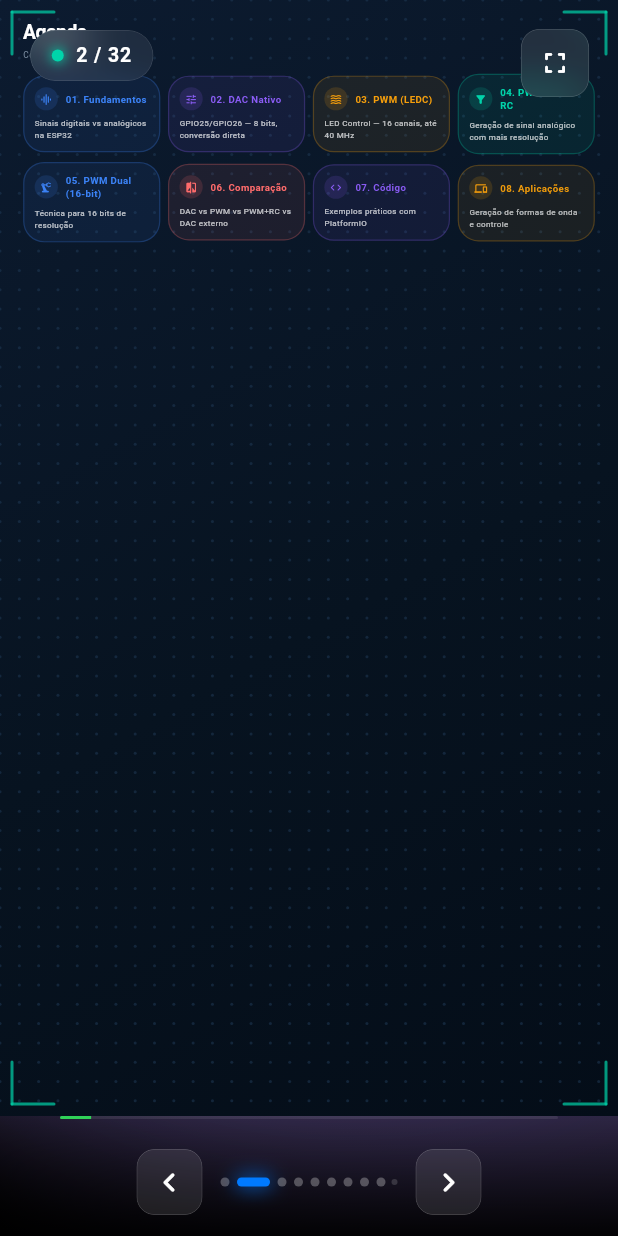
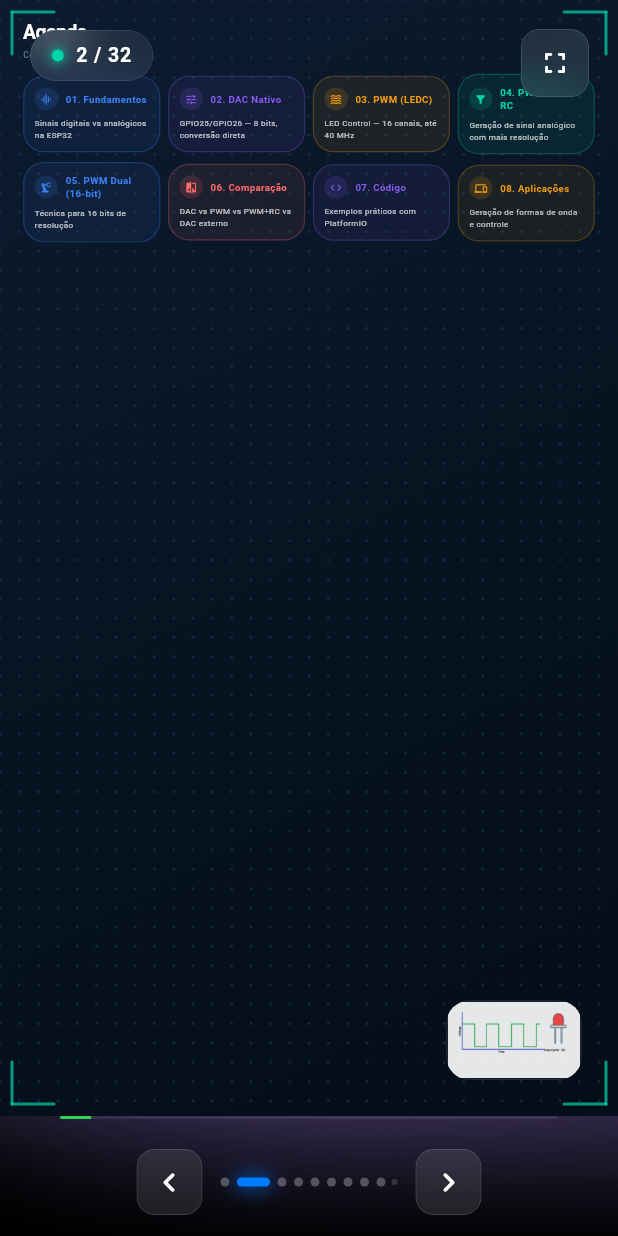
Before and after one commit to ININDI-UFU/II1T07_DAC_PWM, a Flutter app: the screen it shows after launch, after a tap on the "chevron right" icon, on a phone screen of 412 x 824 dp. Run offline on Flutter 3.47's test engine with Material 3 defaults, Android fonts, the phone set to English and light mode, and no system bars; our stand-ins replace flutter_highlight, web; missing offline and left inert: dart:js_interop.

Commit message:
insert midias

```diff
--- /dev/null
+++ b/devtools_options.yaml
@@ -0,0 +1,3 @@
+description: This file stores settings for Dart & Flutter DevTools.
+documentation: https://docs.flutter.dev/tools/devtools/extensions#configure-extension-enablement-states
+extensions:
--- a/lib/slides/all_slides.dart
+++ b/lib/slides/all_slides.dart
@@ -4,16 +4,23 @@ import '../widgets/slide_template.dart';
 Widget buildSlide(int index) {
   switch (index) {
     case 0:
-      return const TitleSlide(
+      return _withMediaOverlay(
+        child: const TitleSlide(
           key: ValueKey(0),
           title: 'DAC & PWM na ESP32',
           subtitle:
               'Geração de Sinais Analógicos\n\nConversor Digital-Analógico, PWM com LEDC e filtros RC\nAula 13 • Sistemas Embarcados',
           chip: 'SINAIS ANALÓGICOS',
           accentColor: Color(0xFF3B82F6),
+        ),
+        assetPath: 'assets/media/image1.gif',
+        alignment: Alignment.centerRight,
+        widthFactor: 0.34,
+        opacity: 0.95,
       );
     case 1:
-      return CardsSlide(
+      return _withMediaOverlay(
+        child: CardsSlide(
           key: const ValueKey(1),
           title: 'Agenda',
           subtitle: 'Conteúdo da aula',
@@ -69,6 +76,11 @@ Widget buildSlide(int index) {
             ),
           ],
           crossAxisCount: 4,
+        ),
+        assetPath: 'assets/media/image2.gif',
+        alignment: Alignment.bottomRight,
+        widthFactor: 0.22,
+        opacity: 0.9,
       );
     case 2:
       return ContentSlide(
@@ -109,9 +121,13 @@ Widget buildSlide(int index) {
             icon: Icons.tune_rounded,
           ),
         ],
+        sideWidget: const _SlideMediaPanel(
+          assetPath: 'assets/media/image3.png',
+        ),
       );
     case 3:
-      return const SectionTitleSlide(
+      return _withMediaOverlay(
+        child: const SectionTitleSlide(
           key: ValueKey(3),
           sectionNumber: '01',
           title: 'DAC Nativo da ESP32',
@@ -119,6 +135,11 @@ Widget buildSlide(int index) {
               'Conversão direta Digital → Analógico\n8 bits • 2 canais • GPIO25 / GPIO26',
           accentColor: Color(0xFF8B5CF6),
           icon: Icons.tune_rounded,
+        ),
+        assetPath: 'assets/media/image1.gif',
+        alignment: Alignment.topRight,
+        widthFactor: 0.24,
+        opacity: 0.85,
       );
     case 4:
       return ContentSlide(
@@ -163,6 +184,9 @@ Widget buildSlide(int index) {
             iconColor: Color(0xFF00D4AA),
           ),
         ],
+        sideWidget: const _SlideMediaPanel(
+          assetPath: 'assets/media/image4.PNG',
+        ),
       );
     case 5:
       return ContentSlide(
@@ -203,9 +227,13 @@ Widget buildSlide(int index) {
             iconColor: Color(0xFF00D4AA),
           ),
         ],
+        sideWidget: const _SlideMediaPanel(
+          assetPath: 'assets/media/image5.png',
+        ),
       );
     case 6:
-      return const CodeSlide(
+      return _withMediaOverlay(
+        child: const CodeSlide(
           key: ValueKey(6),
           title: 'DAC — Código PlatformIO',
           subtitle: 'ESP32 • dacWrite() • Rampa e valor fixo',
@@ -241,6 +269,11 @@ void loop() {
             '194 → ~2.5V (proporcional)',
             'delayMicroseconds controla velocidade',
           ],
+        ),
+        assetPath: 'assets/media/image6.jpeg',
+        alignment: Alignment.topRight,
+        widthFactor: 0.2,
+        opacity: 0.9,
       );
     case 7:
       return const SectionTitleSlide(
@@ -289,6 +322,9 @@ void loop() {
             icon: Icons.settings_rounded,
           ),
         ],
+        sideWidget: const _SlideMediaPanel(
+          assetPath: 'assets/media/image7.png',
+        ),
       );
     case 9:
       return ContentSlide(
@@ -373,7 +409,8 @@ void loop() {
         ],
       );
     case 11:
-      return const SectionTitleSlide(
+      return _withMediaOverlay(
+        child: const SectionTitleSlide(
           key: ValueKey(11),
           sectionNumber: '03',
           title: 'PWM + Filtro RC',
@@ -381,6 +418,11 @@ void loop() {
               'Geração de sinal analógico com alta resolução\nFiltro passa-baixa converte PWM em DC',
           accentColor: Color(0xFF00D4AA),
           icon: Icons.filter_alt_rounded,
+        ),
+        assetPath: 'assets/media/image8.png',
+        alignment: Alignment.centerRight,
+        widthFactor: 0.3,
+        opacity: 0.82,
       );
     case 12:
       return ContentSlide(
@@ -425,6 +467,9 @@ void loop() {
             iconColor: Color(0xFF8B5CF6),
           ),
         ],
+        sideWidget: const _SlideMediaPanel(
+          assetPath: 'assets/media/image9.png',
+        ),
       );
     case 13:
       return ContentSlide(
@@ -1177,3 +1222,63 @@ void loop() {
       );
   }
 }
+
+Widget _withMediaOverlay({
+  required Widget child,
+  required String assetPath,
+  Alignment alignment = Alignment.bottomRight,
+  double widthFactor = 0.24,
+  double opacity = 0.9,
+}) {
+  return LayoutBuilder(
+    builder: (context, box) {
+      final w = box.maxWidth * widthFactor;
+      return Stack(
+        fit: StackFit.expand,
+        children: [
+          child,
+          IgnorePointer(
+            child: Align(
+              alignment: alignment,
+              child: Opacity(
+                opacity: opacity,
+                child: Container(
+                  width: w,
+                  margin: const EdgeInsets.all(24),
+                  decoration: BoxDecoration(
+                    color: const Color(0xFF0B1220).withValues(alpha: 0.35),
+                    borderRadius: BorderRadius.circular(16),
+                    border: Border.all(
+                      color: Colors.white.withValues(alpha: 0.12),
+                    ),
+                  ),
+                  clipBehavior: Clip.antiAlias,
+                  child: Image.asset(assetPath, fit: BoxFit.cover),
+                ),
+              ),
+            ),
+          ),
+        ],
+      );
+    },
+  );
+}
+
+class _SlideMediaPanel extends StatelessWidget {
+  final String assetPath;
+
+  const _SlideMediaPanel({required this.assetPath});
+
+  @override
+  Widget build(BuildContext context) {
+    return Container(
+      decoration: BoxDecoration(
+        color: const Color(0xFF0B1220).withValues(alpha: 0.5),
+        borderRadius: BorderRadius.circular(18),
+        border: Border.all(color: Colors.white.withValues(alpha: 0.14)),
+      ),
+      clipBehavior: Clip.antiAlias,
+      child: Image.asset(assetPath, fit: BoxFit.contain),
+    );
+  }
+}
--- a/pubspec.yaml
+++ b/pubspec.yaml
@@ -21,3 +21,5 @@ dev_dependencies:
 
 flutter:
   uses-material-design: true
+  assets:
+    - assets/media/
```
Also changed, not shown: assets/media/image1.gif (added), assets/media/image2.gif (added), assets/media/image3.png (added), assets/media/image4.PNG (added), assets/media/image5.png (added), assets/media/image6.jpeg (added), assets/media/image7.png (added), assets/media/image8.png (added), assets/media/image9.png (added), 1 other file. Lines whose indentation alone changed are shown as unchanged.
